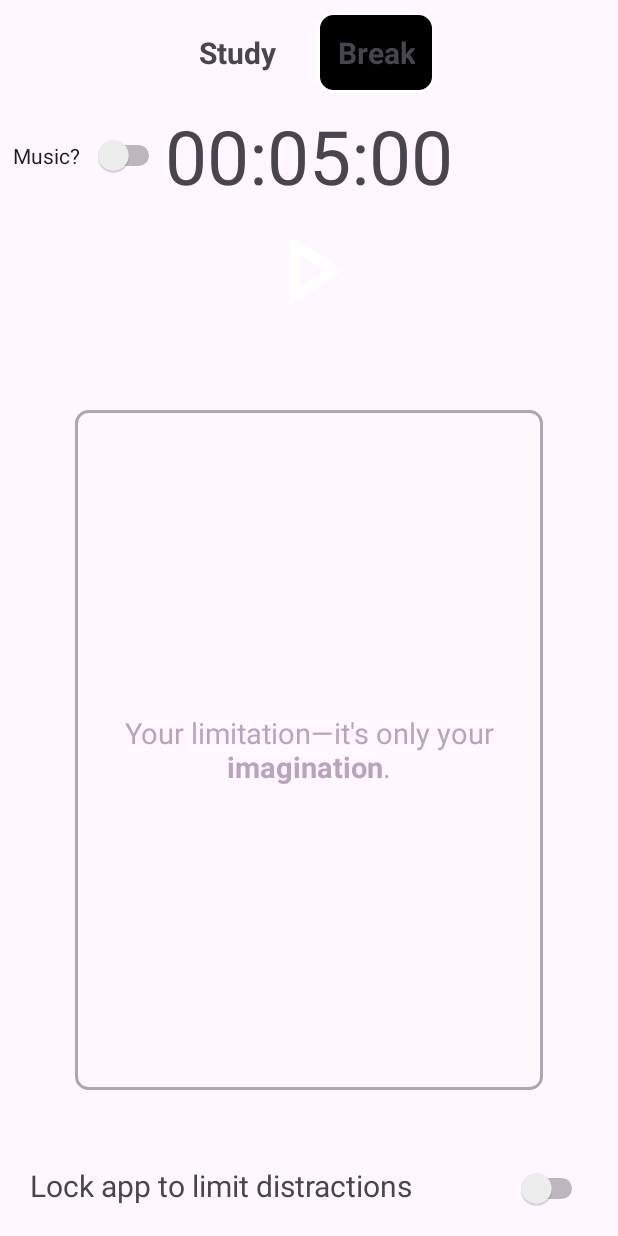
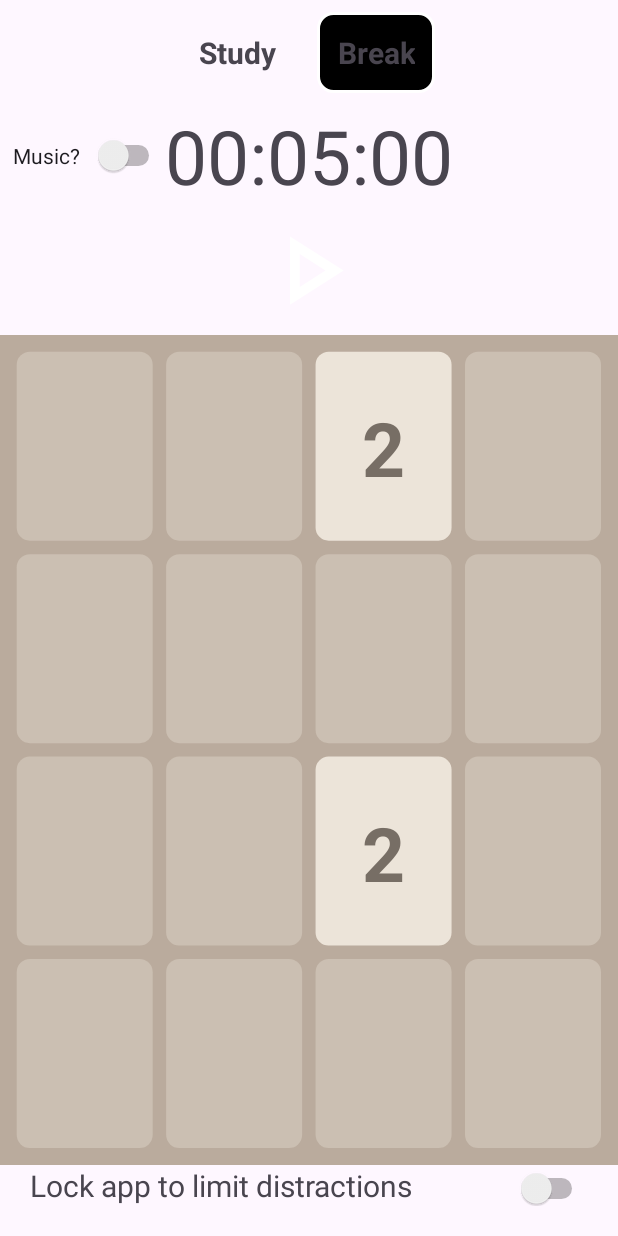
Before and after one commit to quantum-coders-hackathon/study-helper, an Android app: the fragment StudyTimerFragment shown on its own in the app's theme, after a tap on "Break", on a phone screen of 412 x 824 dp. Run offline under Robolectric (Android 15) with nearby library versions, the phone set to English and light mode, and no system bars.

Commit message:
small bug

```diff
--- a/app/src/main/java/com/coders/quantum/myapplication/ui/home_fragments/StudyTimerFragment.java
+++ b/app/src/main/java/com/coders/quantum/myapplication/ui/home_fragments/StudyTimerFragment.java
@@ -99,6 +99,9 @@ public class StudyTimerFragment extends Fragment {
             selectedTimeInMillis = selectedTimeInMinutes * 60 * 1000;
             remainingTimeInMillis = selectedTimeInMinutes * 60 * 1000;
 
+            linearLayoutStudyTimerMotivationalQuote.setVisibility(View.VISIBLE);
+            j2048View.setVisibility(View.GONE);
+
             updateTimeDisplay(remainingTimeInMillis);
         });
 
@@ -108,6 +111,9 @@ public class StudyTimerFragment extends Fragment {
             isBreak = true;
             selectedTimeInMillis = selectedBreakTimeInMinutes * 60 * 1000;
             remainingTimeInMillis = selectedBreakTimeInMinutes * 60 * 1000;
+
+            linearLayoutStudyTimerMotivationalQuote.setVisibility(View.GONE);
+            j2048View.setVisibility(View.VISIBLE);
 
             updateTimeDisplay(remainingTimeInMillis);
         });
```
